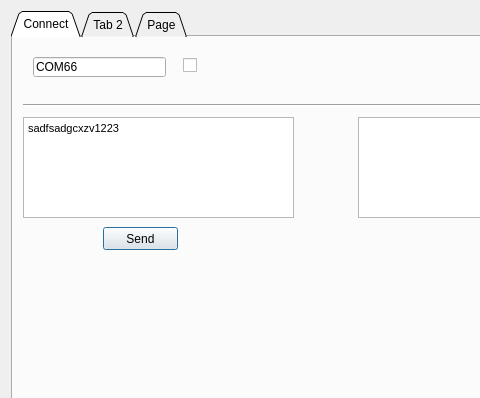
Qt form canview.ui (libriIPcko/RVC) before a commit; both pictures show x 0 to 480 and y 0 to 398 of the 667 by 590 pixel window.
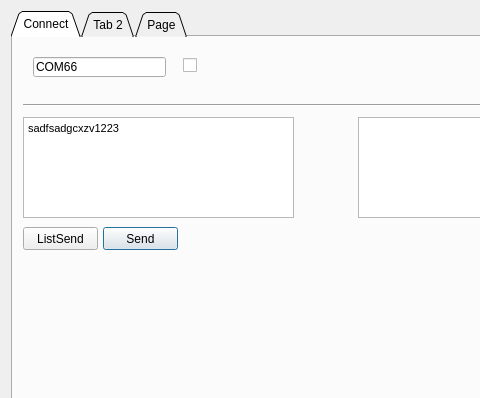
The same form after that commit.

What changed in the file:
```diff
--- a/canview.ui
+++ b/canview.ui
@@ -145,6 +145,19 @@
         <string>Send</string>
        </property>
       </widget>
+      <widget class="QPushButton" name="ListSend">
+       <property name="geometry">
+        <rect>
+         <x>10</x>
+         <y>190</y>
+         <width>75</width>
+         <height>23</height>
+        </rect>
+       </property>
+       <property name="text">
+        <string>ListSend</string>
+       </property>
+      </widget>
      </widget>
      <widget class="QWidget" name="tab_2">
       <attribute name="title">
```
